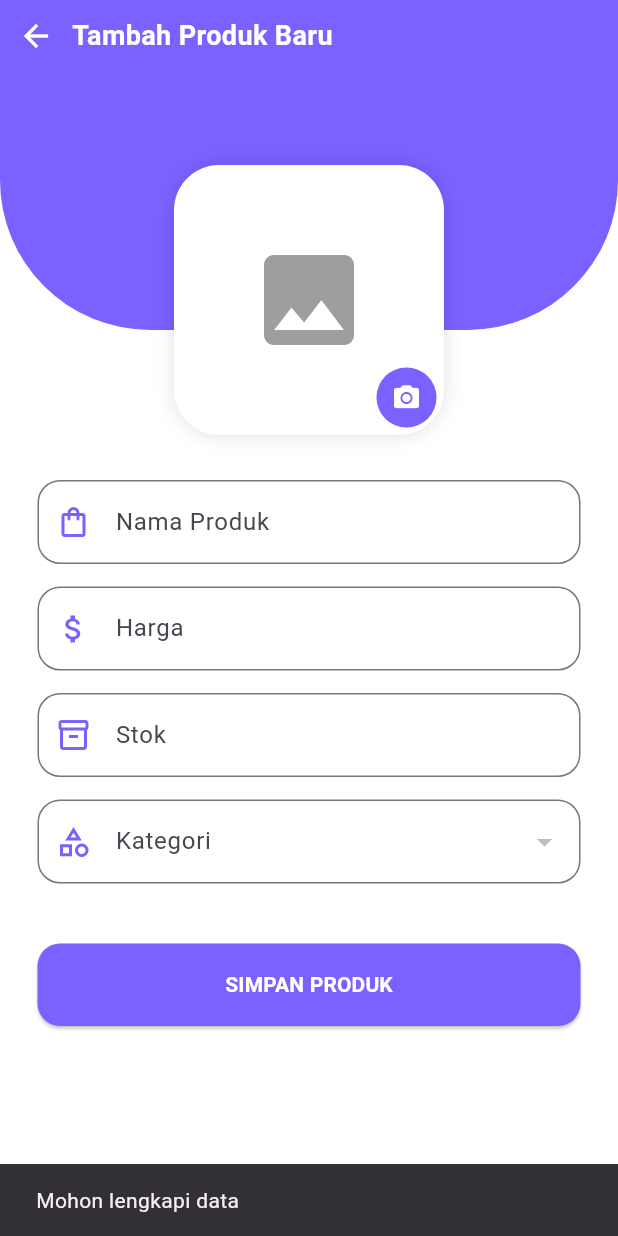
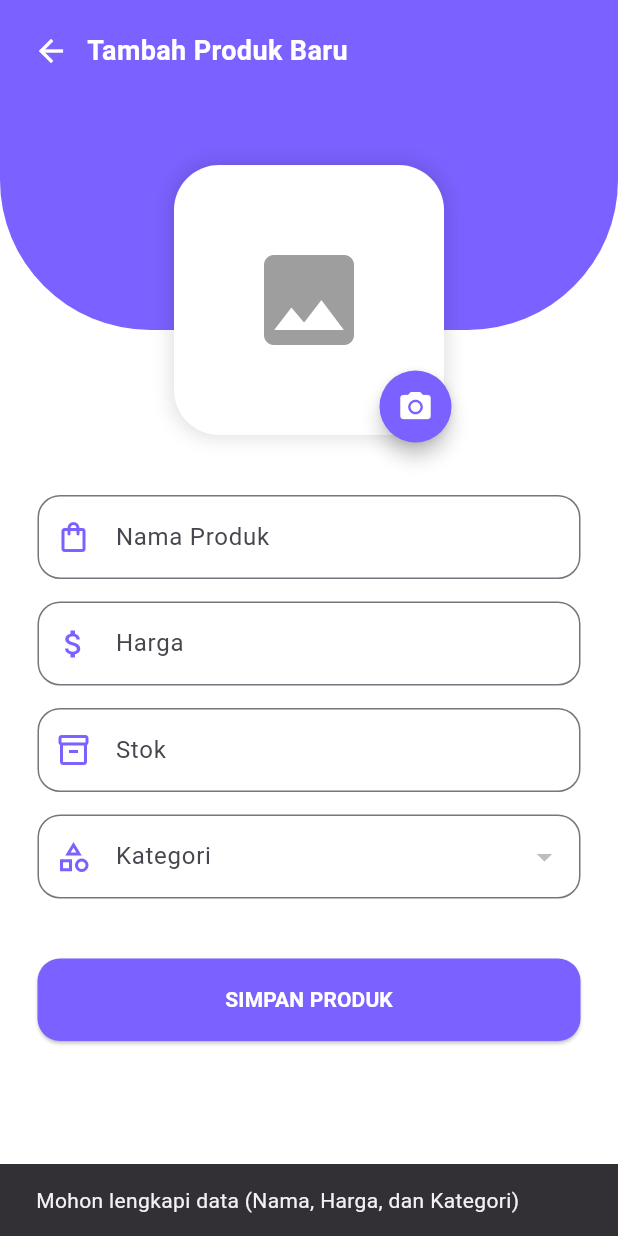
Before and after one commit to monicabelajar17/latihanUKK, a Flutter app: the AddProductScreen screen opened directly, after a tap on "SIMPAN PRODUK", on a phone screen of 412 x 824 dp. Run offline on Flutter 3.47's test engine with Material 3 defaults, Android fonts, the phone set to English and light mode, and no system bars; our stand-ins replace image_picker, supabase_flutter; accounts and stored records are empty.

Commit message:
Upload dan update gambar berhasil

```diff
--- a/lib/features/product/ui/add_product_screen.dart
+++ b/lib/features/product/ui/add_product_screen.dart
@@ -58,8 +58,11 @@ class _AddProductScreenState extends State<AddProductScreen> {
   }
 
   Future<void> _saveProduct() async {
+    // 1. Validasi Input
     if (_namaController.text.isEmpty || _hargaController.text.isEmpty || _selectedKategoriId == null) {
-      ScaffoldMessenger.of(context).showSnackBar(const SnackBar(content: Text("Mohon lengkapi data")));
+      ScaffoldMessenger.of(context).showSnackBar(
+        const SnackBar(content: Text("Mohon lengkapi data (Nama, Harga, dan Kategori)")),
+      );
       return;
     }
 
@@ -68,37 +71,64 @@ class _AddProductScreenState extends State<AddProductScreen> {
     try {
       String? imageUrl;
 
-      // 1. Upload Gambar jika ada
+      // 2. Proses Upload Foto (Sama seperti di Detail Produk)
       if (_selectedImageFile != null || _selectedImageBytes != null) {
-        final fileName = 'prod_${DateTime.now().millisecondsSinceEpoch}.jpg';
-        if (kIsWeb) {
-          await _supabase.storage.from('Produk Image').uploadBinary(fileName, _selectedImageBytes!);
-        } else {
-          await _supabase.storage.from('Produk Image').upload(fileName, _selectedImageFile!);
-        }
-        imageUrl = _supabase.storage.from('Produk Image').getPublicUrl(fileName);
+        // Buat nama file unik agar tidak bentrok
+        final String fileName = 'prod_${DateTime.now().millisecondsSinceEpoch}.jpg';
+        final String path = fileName; // Simpan di root bucket 'Produk Image'
+
+        if (kIsWeb && _selectedImageBytes != null) {
+          // Upload untuk versi WEB
+          await _supabase.storage.from('Produk Image').uploadBinary(
+            path,
+            _selectedImageBytes!,
+            fileOptions: const FileOptions(
+              upsert: true,
+              contentType: 'image/jpeg'
+            ),
+          );
+        } else if (_selectedImageFile != null) {
+          // Upload untuk versi MOBILE (Android/iOS)
+          await _supabase.storage.from('Produk Image').upload(
+            path,
+            _selectedImageFile!,
+            fileOptions: const FileOptions(
+              upsert: true,
+              contentType: 'image/jpeg'
+            ),
+          );
         }
 
-      // 2. Insert ke Database
+        // 3. Ambil URL Publik setelah berhasil upload
+        imageUrl = _supabase.storage.from('Produk Image').getPublicUrl(path);
+      }
+
+      // 4. Simpan ke Tabel Produk di Database
       await _supabase.from('produk').insert({
         'namaproduk': _namaController.text.trim(),
-        'harga': double.parse(_hargaController.text),
-        'stok': int.parse(_stokController.text),
+        'harga': double.tryParse(_hargaController.text) ?? 0,
+        'stok': int.tryParse(_stokController.text) ?? 0,
         'kategoriid': _selectedKategoriId,
-        'gambar': imageUrl,
+        'gambar': imageUrl, // Link foto masuk ke kolom gambar
       });
 
       if (mounted) {
-        Navigator.pop(context, true);
-        ScaffoldMessenger.of(context).showSnackBar(const SnackBar(content: Text("Produk berhasil ditambahkan")));
+        ScaffoldMessenger.of(context).showSnackBar(
+          const SnackBar(content: Text("Produk & Foto berhasil ditambahkan!"), backgroundColor: Colors.green),
+        );
+        Navigator.pop(context, true); // Kembali dan refresh list
       }
     } catch (e) {
-      ScaffoldMessenger.of(context).showSnackBar(SnackBar(content: Text("Terjadi kesalahan: $e")));
+      debugPrint("Error detail: $e");
+      if (mounted) {
+        ScaffoldMessenger.of(context).showSnackBar(
+          SnackBar(content: Text("Gagal menyimpan: $e"), backgroundColor: Colors.red),
+        );
+      }
     } finally {
-      setState(() => _isLoading = false);
+      if (mounted) setState(() => _isLoading = false);
     }
   }
-
   @override
   Widget build(BuildContext context) {
     const double imageSize = 180.0;
@@ -108,35 +138,76 @@ class _AddProductScreenState extends State<AddProductScreen> {
       body: SingleChildScrollView(
         child: Column(
           children: [
-            Stack(
+            // BAGIAN HEADER DAN FOTO
+            SizedBox(
+              height: 310, // Memberikan ruang yang cukup untuk foto yang menonjol
+              child: Stack(
                 clipBehavior: Clip.none,
+                alignment: Alignment.center,
                 children: [
-                Container(
-                  height: 220, width: double.infinity,
+                  // Background Ungu Melengkung
+                  Positioned(
+                    top: 0,
+                    left: 0,
+                    right: 0,
+                    child: Container(
+                      height: 220,
                       decoration: const BoxDecoration(
                         color: AppColors.primaryPurple,
-                    borderRadius: BorderRadius.only(bottomLeft: Radius.circular(100), bottomRight: Radius.circular(100)),
+                        borderRadius: BorderRadius.only(
+                          bottomLeft: Radius.circular(100),
+                          bottomRight: Radius.circular(100),
                         ),
                       ),
-                SafeArea(
+                    ),
+                  ),
+
+                  // Tombol Back & Judul
+                  Positioned(
+                    top: MediaQuery.of(context).padding.top + 10,
+                    left: 10,
+                    right: 10,
                     child: Row(
                       children: [
-                      IconButton(icon: const Icon(Icons.arrow_back, color: Colors.white), onPressed: () => Navigator.pop(context)),
-                      const Text("Tambah Produk Baru", style: TextStyle(color: Colors.white, fontSize: 18, fontWeight: FontWeight.bold)),
+                        IconButton(
+                          icon: const Icon(Icons.arrow_back, color: Colors.white),
+                          onPressed: () => Navigator.pop(context),
+                        ),
+                        const Text(
+                          "Tambah Produk Baru",
+                          style: TextStyle(
+                            color: Colors.white,
+                            fontSize: 18,
+                            fontWeight: FontWeight.bold,
+                          ),
+                        ),
                       ],
                     ),
                   ),
+
+                  // WIDGET FOTO & TOMBOL KAMERA (Dipindahkan ke posisi yang aman untuk klik)
                   Positioned(
                     top: 110,
-                  left: (MediaQuery.of(context).size.width - imageSize) / 2,
+                    child: SizedBox(
+                      width: imageSize,
+                      height: imageSize,
                       child: Stack(
+                        clipBehavior: Clip.none,
                         children: [
+                          // Box Foto
                           Container(
-                        width: imageSize, height: imageSize,
+                            width: imageSize,
+                            height: imageSize,
                             decoration: BoxDecoration(
                               color: Colors.white,
                               borderRadius: BorderRadius.circular(30),
-                          boxShadow: const [BoxShadow(color: Colors.black12, blurRadius: 10)],
+                              boxShadow: const [
+                                BoxShadow(
+                                  color: Colors.black12,
+                                  blurRadius: 10,
+                                  spreadRadius: 2,
+                                )
+                              ],
                             ),
                             child: ClipRRect(
                               borderRadius: BorderRadius.circular(30),
@@ -147,27 +218,44 @@ class _AddProductScreenState extends State<AddProductScreen> {
                                       : const Icon(Icons.image, size: 80, color: Colors.grey)),
                             ),
                           ),
+                          // Tombol Kamera
                           Positioned(
-                        bottom: 5, right: 5,
+                            bottom: -5,
+                            right: -5,
                             child: GestureDetector(
-                          onTap: _pickImage,
-                          child: const CircleAvatar(
-                            backgroundColor: AppColors.primaryPurple,
-                            radius: 20,
-                            child: Icon(Icons.camera_alt, color: Colors.white, size: 20),
+                              onTap: () {
+                                debugPrint("Membuka Galeri...");
+                                _pickImage();
+                              },
+                              child: Material(
+                                elevation: 5,
+                                shape: const CircleBorder(),
+                                color: AppColors.primaryPurple,
+                                child: const Padding(
+                                  padding: EdgeInsets.all(12),
+                                  child: Icon(
+                                    Icons.camera_alt,
+                                    color: Colors.white,
+                                    size: 24,
+                                  ),
+                                ),
                               ),
                             ),
                           ),
                         ],
                       ),
                     ),
+                  ),
                 ],
               ),
-            const SizedBox(height: 100),
+            ),
+
+            // FORM INPUT
             Padding(
               padding: const EdgeInsets.symmetric(horizontal: 25),
               child: Column(
                 children: [
+                  const SizedBox(height: 20),
                   _buildField("Nama Produk", _namaController, Icons.shopping_bag_outlined),
                   const SizedBox(height: 15),
                   _buildField("Harga", _hargaController, Icons.attach_money, isNumber: true),
```
Lines whose indentation alone changed are shown as unchanged.
